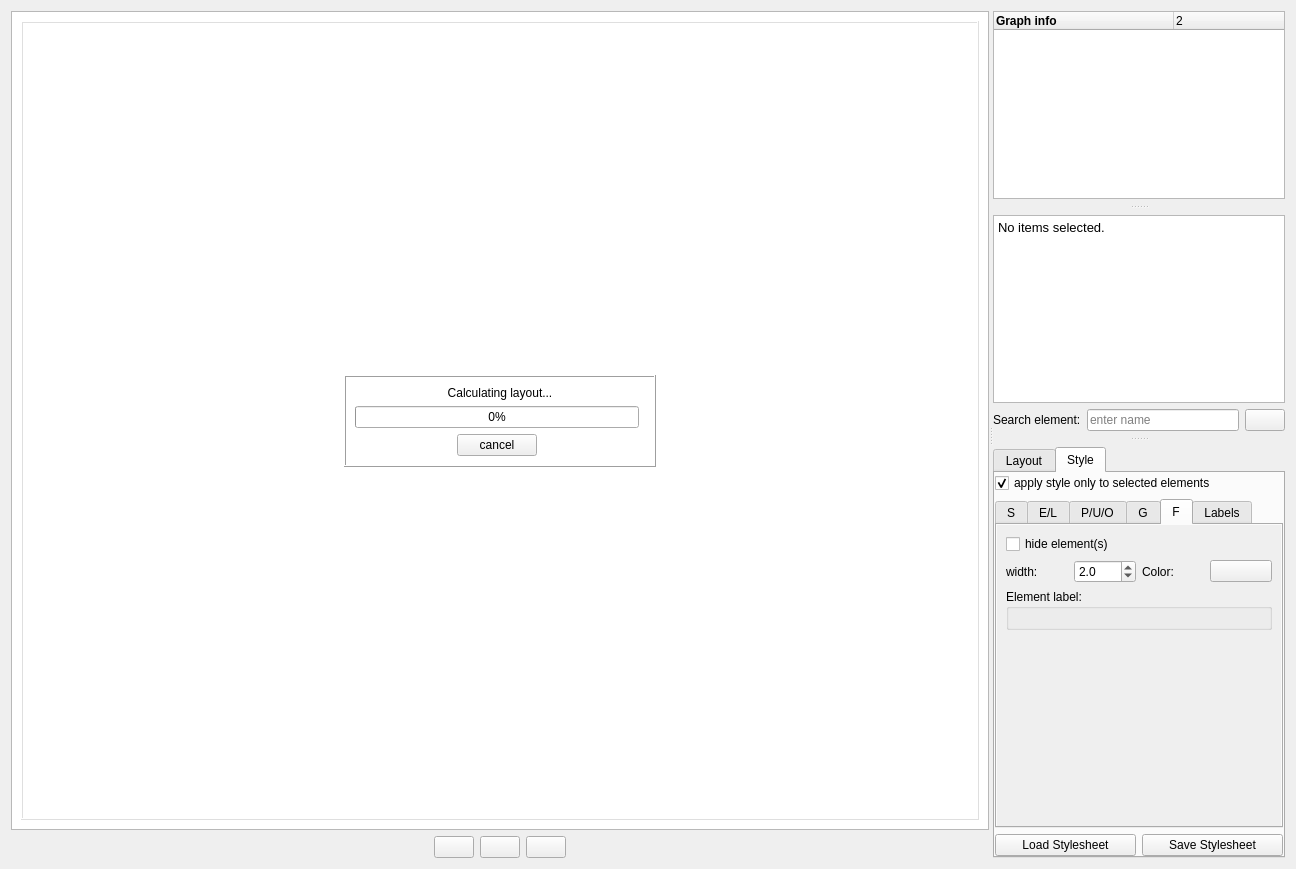
Above: ui/graphwidget.ui from ggonnella/gfaviz before the change. Below: the same form after it.
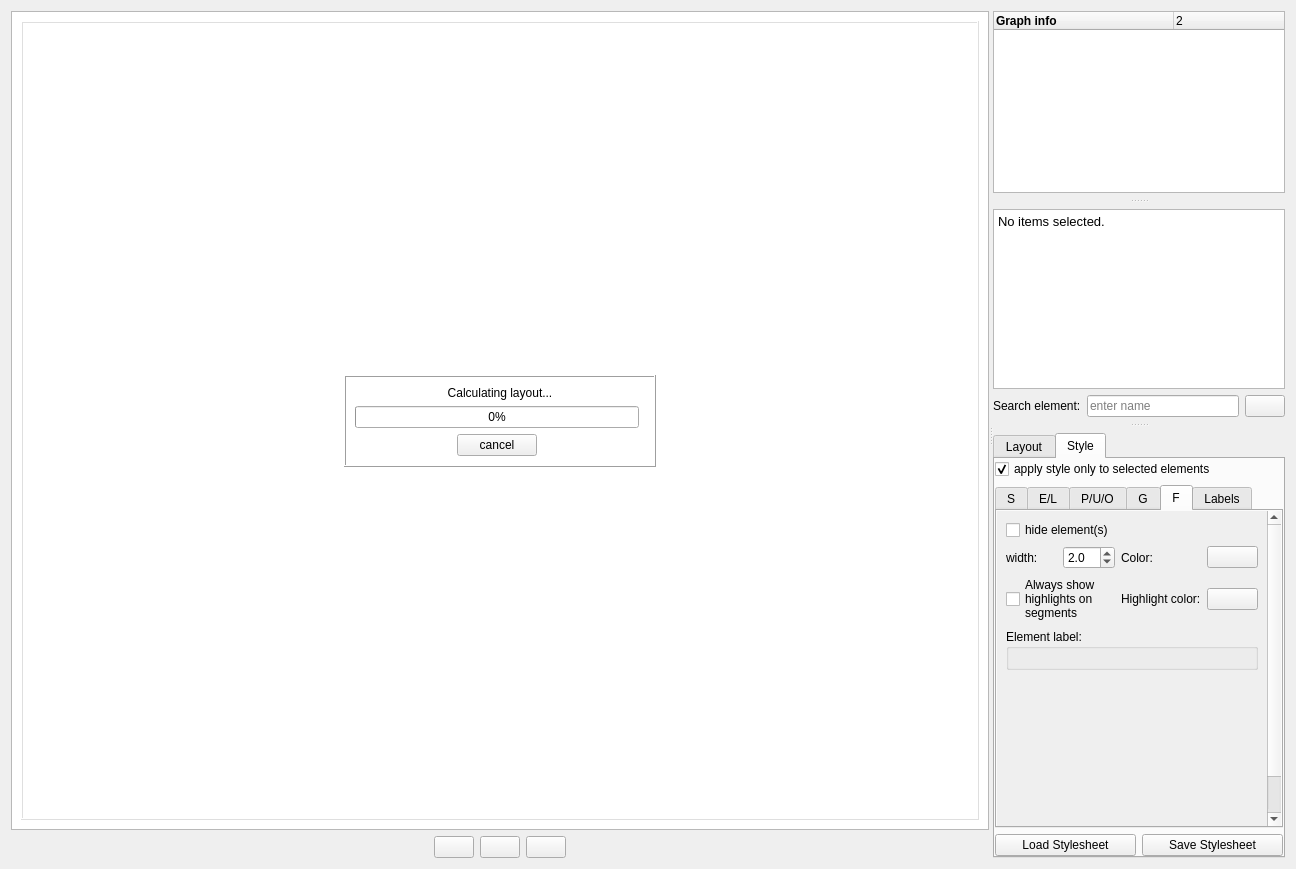
That is the form after the change. Icons and pictures are not drawn. Custom widgets are drawn as their Qt base class.

Commit message: Added highlighting of segments for edges and fragments

```diff
--- a/ui/graphwidget.ui
+++ b/ui/graphwidget.ui
@@ -1188,8 +1188,8 @@
                     <rect>
                      <x>0</x>
                      <y>0</y>
-                     <width>304</width>
-                     <height>286</height>
+                     <width>291</width>
+                     <height>385</height>
                     </rect>
                    </property>
                    <layout class="QGridLayout" name="gridLayout_17">
@@ -1219,7 +1219,7 @@
                       </property>
                      </widget>
                     </item>
-                    <item row="6" column="0">
+                    <item row="7" column="0">
                      <spacer name="verticalSpacer_6">
                       <property name="orientation">
                        <enum>Qt::Vertical</enum>
@@ -1259,7 +1259,7 @@
                       </property>
                      </widget>
                     </item>
-                    <item row="5" column="0" colspan="4">
+                    <item row="6" column="0" colspan="4">
                      <widget class="QGroupBox" name="groupBox_5">
                       <property name="title">
                        <string>Element label:</string>
@@ -1283,6 +1283,35 @@
                       </layout>
                      </widget>
                     </item>
+                    <item row="5" column="0" colspan="2">
+                     <widget class="QCheckBox" name="styleFragmentHighlightsShow">
+                      <property name="text">
+                       <string>Always show
+highlights on
+segments</string>
+                      </property>
+                     </widget>
+                    </item>
+                    <item row="5" column="2">
+                     <widget class="QLabel" name="label_43">
+                      <property name="text">
+                       <string>Highlight color:</string>
+                      </property>
+                      <property name="wordWrap">
+                       <bool>true</bool>
+                      </property>
+                     </widget>
+                    </item>
+                    <item row="5" column="3">
+                     <widget class="ColorButton" name="styleFragmentHighlightsColor">
+                      <property name="text">
+                       <string/>
+                      </property>
+                      <property name="flat">
+                       <bool>false</bool>
+                      </property>
+                     </widget>
+                    </item>
                    </layout>
                   </widget>
                  </widget>
```
Left out of the diff: 55 changed lines with no effect on the pictures. The commit also changes 9 other files.
